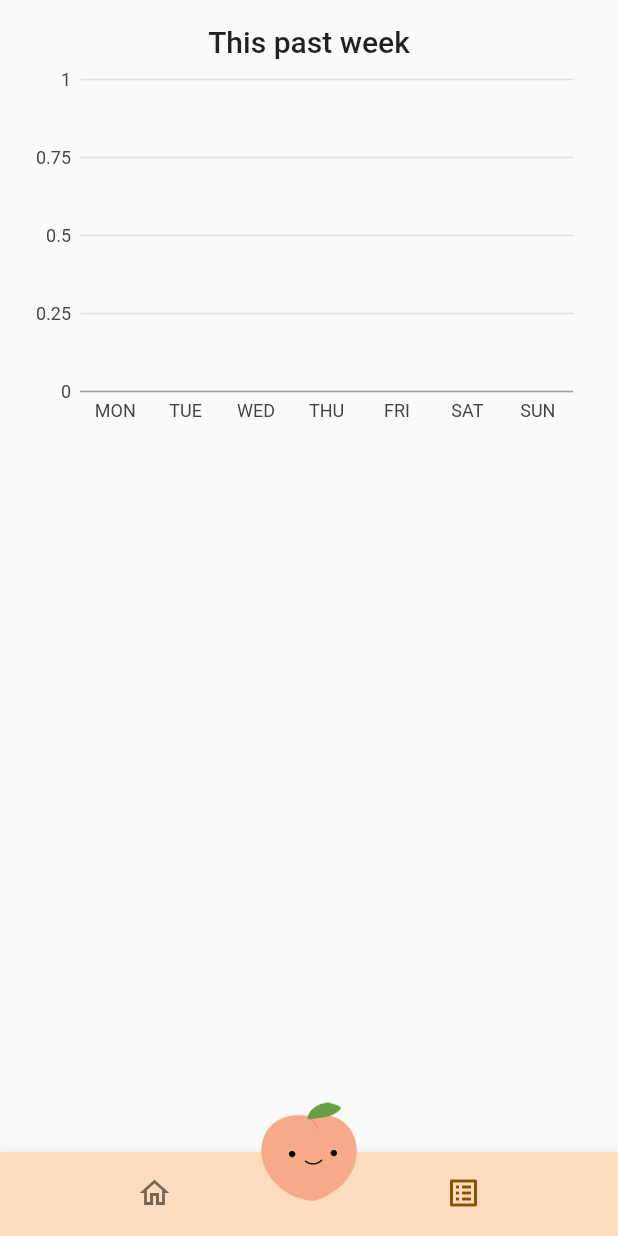
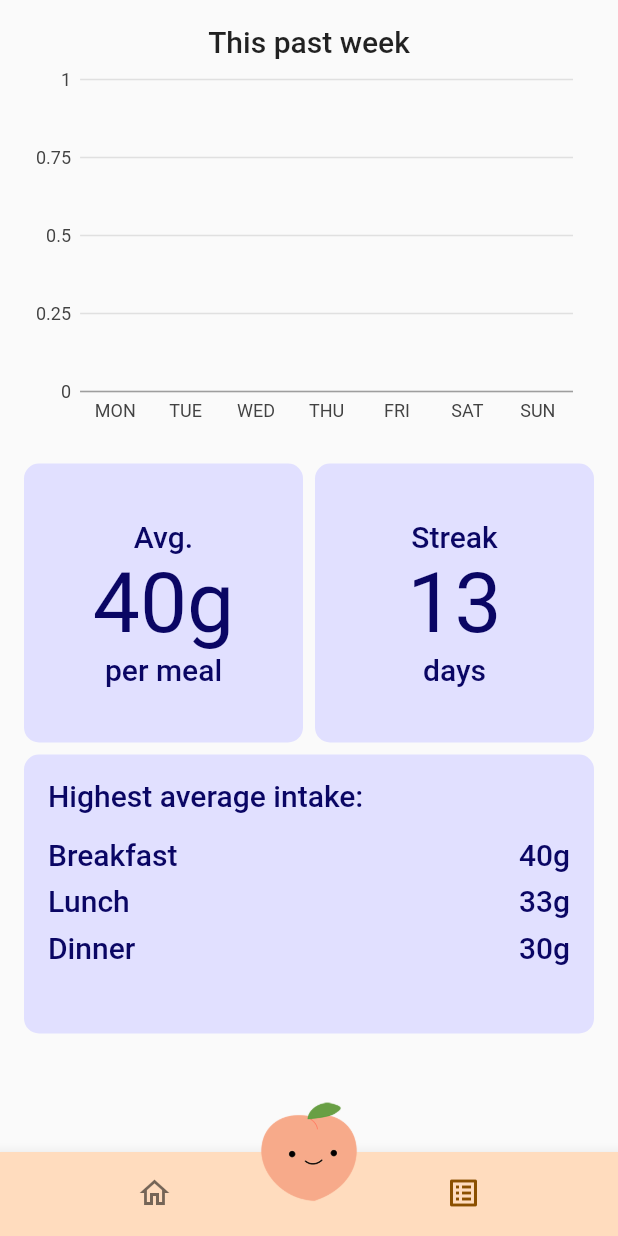
Before and after one commit to zachsao/ProteinTracker, a Flutter app: the screen it shows once a user with an empty profile is signed in, item 2 of the bottom bar chosen, on a phone screen of 412 x 824 dp. Run offline on Flutter 3.47's test engine with Material 2 defaults, Android fonts, the phone set to English and light mode, and no system bars; our stand-ins replace charts_flutter, cloud_firestore, firebase_auth, firebase_core, google_sign_in, gradient_widgets and 1 more; accounts and stored records are empty.

Commit message:
weekly: add stats

```diff
--- /dev/null
+++ b/lib/weekly/intake_tile.dart
@@ -0,0 +1,94 @@
+import 'package:flutter/material.dart';
+
+class IntakeTile extends StatelessWidget {
+  final Color backgroundColor;
+  final Color textColor;
+  final String breakfastAvg;
+  final String lunchAvg;
+  final String dinnerAvg;
+
+  const IntakeTile(
+      {Key? key,
+      required this.backgroundColor,
+      required this.textColor,
+      required this.breakfastAvg,
+      required this.lunchAvg,
+      required this.dinnerAvg})
+      : super(key: key);
+
+  @override
+  Widget build(BuildContext context) {
+    return Container(
+      decoration: BoxDecoration(
+          color: backgroundColor, borderRadius: BorderRadius.circular(10)),
+      child: Padding(
+        padding: const EdgeInsets.all(16),
+        child: Column(
+          mainAxisAlignment: MainAxisAlignment.start,
+          crossAxisAlignment: CrossAxisAlignment.start,
+          children: [
+            Text("Highest average intake:",
+                style: Theme.of(context)
+                    .textTheme
+                    .titleLarge!
+                    .copyWith(color: textColor)),
+            const SizedBox(height: 16),
+            Row(
+              mainAxisAlignment: MainAxisAlignment.spaceBetween,
+              children: [
+                Text("Breakfast",
+                    style: Theme.of(context)
+                        .textTheme
+                        .titleLarge!
+                        .copyWith(color: textColor)),
+                Text(
+                  breakfastAvg,
+                  style: Theme.of(context)
+                      .textTheme
+                      .titleLarge!
+                      .copyWith(color: textColor),
+                ),
+              ],
+            ),
+            const SizedBox(height: 8),
+            Row(
+              mainAxisAlignment: MainAxisAlignment.spaceBetween,
+              children: [
+                Text("Lunch",
+                    style: Theme.of(context)
+                        .textTheme
+                        .titleLarge!
+                        .copyWith(color: textColor)),
+                Text(
+                  lunchAvg,
+                  style: Theme.of(context)
+                      .textTheme
+                      .titleLarge!
+                      .copyWith(color: textColor),
+                ),
+              ],
+            ),
+            const SizedBox(height: 8),
+            Row(
+              mainAxisAlignment: MainAxisAlignment.spaceBetween,
+              children: [
+                Text("Dinner",
+                    style: Theme.of(context)
+                        .textTheme
+                        .titleLarge!
+                        .copyWith(color: textColor)),
+                Text(
+                  dinnerAvg,
+                  style: Theme.of(context)
+                      .textTheme
+                      .titleLarge!
+                      .copyWith(color: textColor),
+                ),
+              ],
+            ),
+          ],
+        ),
+      ),
+    );
+  }
+}
--- /dev/null
+++ b/lib/weekly/tile.dart
@@ -0,0 +1,36 @@
+import 'package:flutter/material.dart';
+
+class Tile extends StatelessWidget {
+  final Color backgroundColor;
+  final Color textColor;
+  final String topText;
+  final String midText;
+  final String bottomText;
+
+  const Tile(
+      {Key? key,
+      required this.backgroundColor,
+      required this.textColor,
+      required this.topText,
+      required this.midText,
+      required this.bottomText})
+      : super(key: key);
+
+  @override
+  Widget build(BuildContext context) {
+    return Container(
+      decoration: BoxDecoration(color: backgroundColor, borderRadius: BorderRadius.circular(10)),
+      child: Column(
+        mainAxisAlignment: MainAxisAlignment.center,
+        children: [
+          Text(
+            topText,
+            style: Theme.of(context).textTheme.titleLarge!.copyWith(color: textColor),
+          ),
+          Text(midText, style: Theme.of(context).textTheme.headline2!.copyWith(color: textColor)),
+          Text(bottomText, style: Theme.of(context).textTheme.titleLarge!.copyWith(color: textColor))
+        ],
+      ),
+    );
+  }
+}
--- a/lib/weekly/weekly_page.dart
+++ b/lib/weekly/weekly_page.dart
@@ -1,8 +1,11 @@
 import 'package:cloud_firestore/cloud_firestore.dart';
 import 'package:flutter/material.dart';
 import 'package:protein_tracker/firestore.dart';
+import 'package:protein_tracker/weekly/intake_tile.dart';
+import 'package:protein_tracker/weekly/tile.dart';
 import 'package:protein_tracker/weekly/weekly_chart.dart';
 import '../models/meal.dart';
+import 'package:flutter_staggered_grid_view/flutter_staggered_grid_view.dart';
 
 class WeeklyPage extends StatefulWidget {
   const WeeklyPage({Key? key}) : super(key: key);
@@ -36,7 +39,53 @@ class WeeklyState extends State<WeeklyPage> {
               "This past week",
               style: Theme.of(context).textTheme.titleLarge,
             ),
-            SizedBox(height: 250, child: WeeklyChart(foods: foods))
+            SizedBox(height: 250, child: WeeklyChart(foods: foods)),
+            const SizedBox(
+              height: 20,
+            ),
+            StaggeredGrid.count(
+              crossAxisCount: 2,
+              mainAxisSpacing: 8,
+              crossAxisSpacing: 8,
+              children: [
+                StaggeredGridTile.count(
+                  crossAxisCellCount: 1,
+                  mainAxisCellCount: 1,
+                  child: Tile(
+                      backgroundColor:
+                          Theme.of(context).colorScheme.primaryContainer,
+                      textColor:
+                          Theme.of(context).colorScheme.onPrimaryContainer,
+                      topText: "Avg.",
+                      midText: "40g",
+                      bottomText: "per meal"),
+                ),
+                StaggeredGridTile.count(
+                  crossAxisCellCount: 1,
+                  mainAxisCellCount: 1,
+                  child: Tile(
+                      backgroundColor:
+                          Theme.of(context).colorScheme.primaryContainer,
+                      textColor:
+                          Theme.of(context).colorScheme.onPrimaryContainer,
+                      topText: "Streak",
+                      midText: "13",
+                      bottomText: "days"),
+                ),
+                StaggeredGridTile.count(
+                  crossAxisCellCount: 2,
+                  mainAxisCellCount: 1,
+                  child: IntakeTile(
+                      backgroundColor:
+                          Theme.of(context).colorScheme.primaryContainer,
+                      textColor:
+                          Theme.of(context).colorScheme.onPrimaryContainer,
+                      breakfastAvg: "40g",
+                      lunchAvg: "33g",
+                      dinnerAvg: "30g"),
+                ),
+              ],
+            )
           ],
         );
       },
--- a/pubspec.yaml
+++ b/pubspec.yaml
@@ -41,6 +41,7 @@ dependencies:
   gradient_widgets: ^0.6.0
   streaming_shared_preferences: ^2.0.0
   charts_flutter: ^0.12.0
+  flutter_staggered_grid_view: ^0.6.2
 
 dev_dependencies:
   flutter_test:
```
Also changed, not shown: pubspec.lock.
